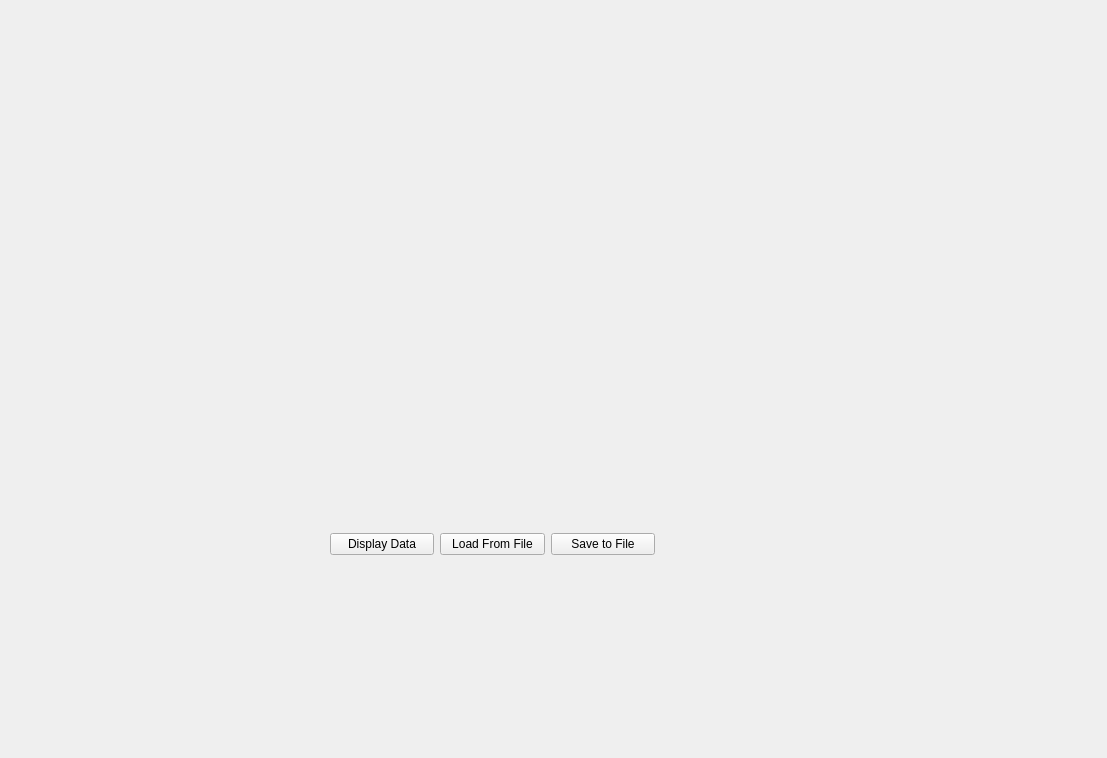
The window that integrasi/datawindow.ui (hammashamzah/tugasakhir) describes before a commit, drawn with Qt 5.
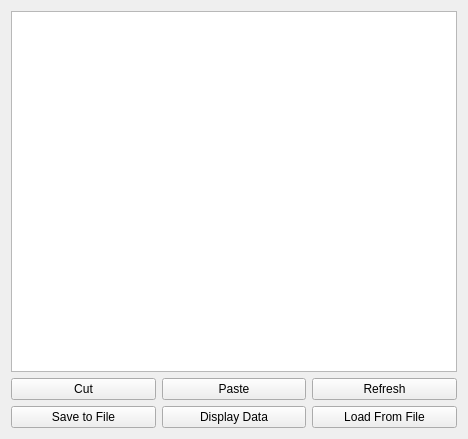
The same window after the commit. Custom widgets are drawn as their Qt base class.

Diff of the .ui file:
```diff
--- a/integrasi/datawindow.ui
+++ b/integrasi/datawindow.ui
@@ -6,23 +6,55 @@
    <rect>
     <x>0</x>
     <y>0</y>
-    <width>1107</width>
-    <height>758</height>
+    <width>468</width>
+    <height>439</height>
    </rect>
   </property>
   <property name="windowTitle">
    <string>Form</string>
   </property>
-  <widget class="QWidget" name="">
-   <property name="geometry">
-    <rect>
-     <x>330</x>
-     <y>530</y>
-     <width>325</width>
-     <height>28</height>
-    </rect>
-   </property>
+  <layout class="QGridLayout" name="gridLayout">
+   <item row="0" column="0">
+    <layout class="QVBoxLayout" name="verticalLayout_2">
+     <item>
+      <widget class="FreezeTableWidget" name="tableView_result"/>
+     </item>
+     <item>
+      <layout class="QVBoxLayout" name="verticalLayout">
+       <item>
+        <layout class="QHBoxLayout" name="horizontalLayout_2">
+         <item>
+          <widget class="QPushButton" name="pushButton_cut">
+           <property name="text">
+            <string>Cut</string>
+           </property>
+          </widget>
+         </item>
+         <item>
+          <widget class="QPushButton" name="pushButton_paste">
+           <property name="text">
+            <string>Paste</string>
+           </property>
+          </widget>
+         </item>
+         <item>
+          <widget class="QPushButton" name="pushButton_refresh">
+           <property name="text">
+            <string>Refresh</string>
+           </property>
+          </widget>
+         </item>
+        </layout>
+       </item>
+       <item>
    <layout class="QHBoxLayout" name="horizontalLayout">
+         <item>
+          <widget class="QPushButton" name="pushButton_save">
+           <property name="text">
+            <string>Save to File</string>
+           </property>
+          </widget>
+         </item>
     <item>
      <widget class="QPushButton" name="pushButton_display_data">
       <property name="text">
@@ -37,16 +69,21 @@
       </property>
      </widget>
     </item>
-    <item>
-     <widget class="QPushButton" name="pushButton_save">
-      <property name="text">
-       <string>Save to File</string>
-      </property>
-     </widget>
-    </item>
-   </layout>
-  </widget>
- </widget>
+        </layout>
+       </item>
+      </layout>
+     </item>
+    </layout>
+   </item>
+  </layout>
+ </widget>
+ <customwidgets>
+  <customwidget>
+   <class>FreezeTableWidget</class>
+   <extends>QTableView</extends>
+   <header>freezetablewidget.h</header>
+  </customwidget>
+ </customwidgets>
  <resources/>
  <connections/>
 </ui>
```
Lines whose indentation alone changed are shown as unchanged.
